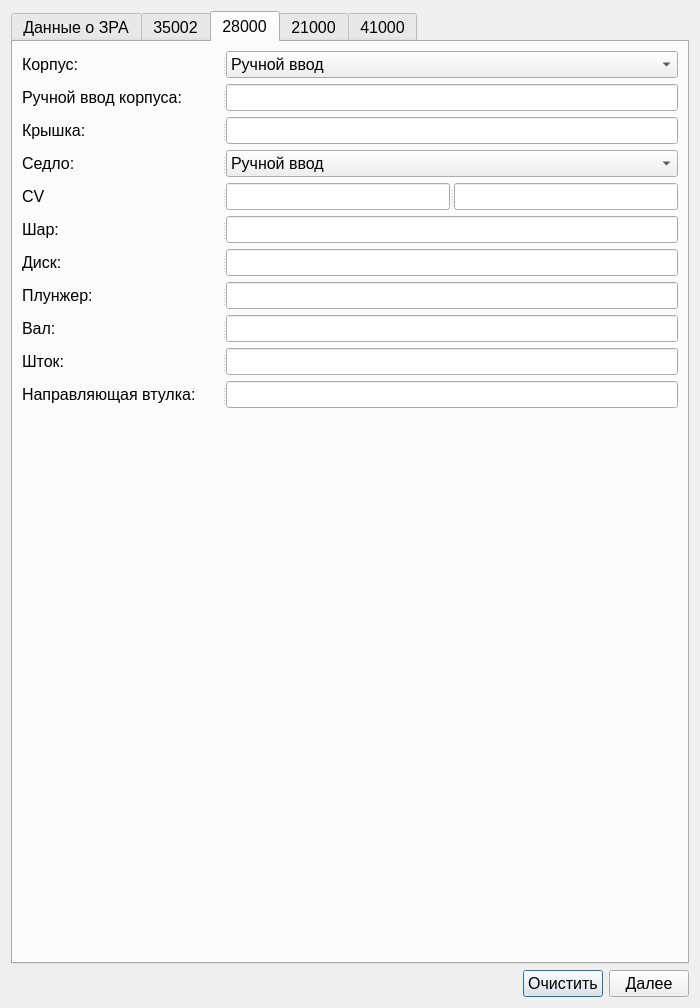
The window that ValveWindow.ui (Rekvim/MpiSki) describes before a commit, drawn with Qt 5.
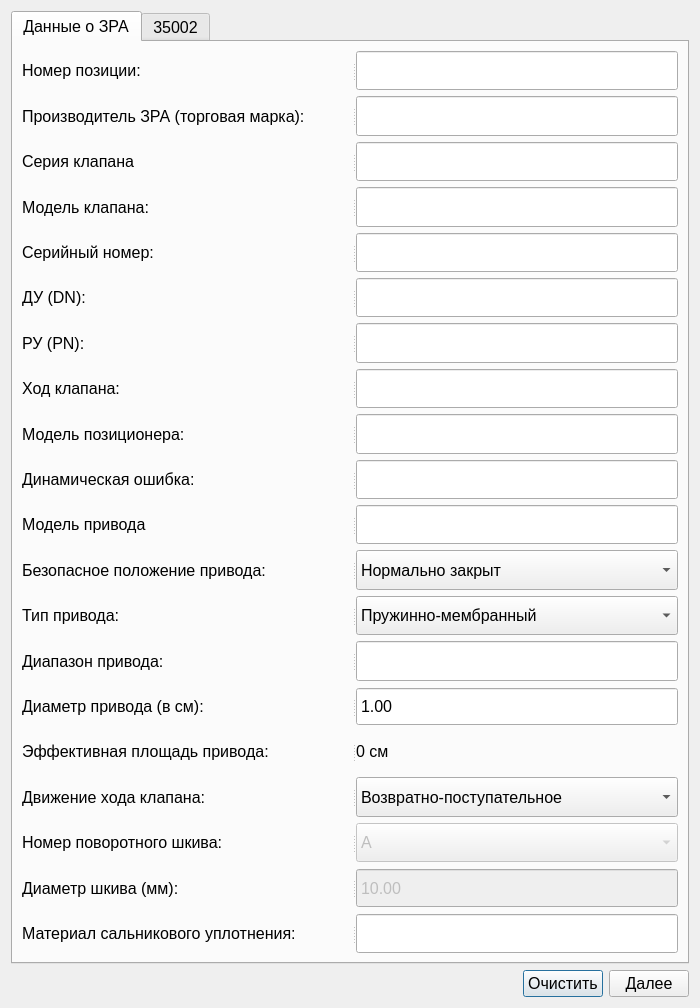
The same window after the commit. The open tabs and pages were chosen to show the change.

```diff
--- a/ValveWindow.ui
+++ b/ValveWindow.ui
@@ -68,49 +68,10 @@
            <string>Номер позиции:</string>
           </property>
          </widget>
-         <widget class="QComboBox" name="comboBox_position">
-          <property name="sizePolicy">
-           <sizepolicy hsizetype="Preferred" vsizetype="Preferred">
-            <horstretch>0</horstretch>
-            <verstretch>0</verstretch>
-           </sizepolicy>
-          </property>
-          <property name="minimumSize">
-           <size>
-            <width>0</width>
-            <height>0</height>
-           </size>
-          </property>
-          <item>
-           <property name="text">
-            <string>Ручной ввод</string>
-           </property>
-          </item>
-         </widget>
-        </widget>
-       </item>
-       <item>
         <widget class="QSplitter" name="splitter_31">
          <property name="orientation">
           <enum>Qt::Orientation::Horizontal</enum>
          </property>
-         <widget class="QLabel" name="label_22">
-          <property name="minimumSize">
-           <size>
-            <width>330</width>
-            <height>0</height>
-           </size>
-          </property>
-          <property name="maximumSize">
-           <size>
-            <width>330</width>
-            <height>16777215</height>
-           </size>
-          </property>
-          <property name="text">
-           <string/>
-          </property>
-         </widget>
          <widget class="QLineEdit" name="lineEdit_position">
           <property name="sizePolicy">
            <sizepolicy hsizetype="Preferred" vsizetype="Preferred">
@@ -126,6 +87,7 @@
           </property>
          </widget>
         </widget>
+        </widget>
        </item>
        <item>
         <widget class="QSplitter" name="splitter_8">
@@ -149,44 +111,10 @@
            <string>Производитель ЗРА (торговая марка):</string>
           </property>
          </widget>
-         <widget class="QComboBox" name="comboBox_manufacturer">
-          <property name="sizePolicy">
-           <sizepolicy hsizetype="Preferred" vsizetype="Preferred">
-            <horstretch>0</horstretch>
-            <verstretch>0</verstretch>
-           </sizepolicy>
-          </property>
-          <property name="minimumSize">
-           <size>
-            <width>0</width>
-            <height>0</height>
-           </size>
-          </property>
-         </widget>
-        </widget>
-       </item>
-       <item>
         <widget class="QSplitter" name="splitter_32">
          <property name="orientation">
           <enum>Qt::Orientation::Horizontal</enum>
          </property>
-         <widget class="QLabel" name="label_20">
-          <property name="minimumSize">
-           <size>
-            <width>330</width>
-            <height>0</height>
-           </size>
-          </property>
-          <property name="maximumSize">
-           <size>
-            <width>330</width>
-            <height>16777215</height>
-           </size>
-          </property>
-          <property name="text">
-           <string/>
-          </property>
-         </widget>
          <widget class="QLineEdit" name="lineEdit_manufacturer">
           <property name="sizePolicy">
            <sizepolicy hsizetype="Preferred" vsizetype="Preferred">
@@ -202,6 +130,7 @@
           </property>
          </widget>
         </widget>
+        </widget>
        </item>
        <item>
         <widget class="QSplitter" name="splitter_12">
@@ -231,44 +160,10 @@
            <string>Серия клапана</string>
           </property>
          </widget>
-         <widget class="QComboBox" name="comboBox_valve_serie">
-          <property name="sizePolicy">
-           <sizepolicy hsizetype="Preferred" vsizetype="Preferred">
-            <horstretch>0</horstretch>
-            <verstretch>0</verstretch>
-           </sizepolicy>
-          </property>
-          <property name="minimumSize">
-           <size>
-            <width>0</width>
-            <height>0</height>
-           </size>
-          </property>
-         </widget>
-        </widget>
-       </item>
-       <item>
         <widget class="QSplitter" name="splitter_33">
          <property name="orientation">
           <enum>Qt::Orientation::Horizontal</enum>
          </property>
-         <widget class="QLabel" name="label_6">
-          <property name="minimumSize">
-           <size>
-            <width>330</width>
-            <height>0</height>
-           </size>
-          </property>
-          <property name="maximumSize">
-           <size>
-            <width>330</width>
-            <height>16777215</height>
-           </size>
-          </property>
-          <property name="text">
-           <string/>
-          </property>
-         </widget>
          <widget class="QLineEdit" name="lineEdit_valve_serie">
           <property name="sizePolicy">
            <sizepolicy hsizetype="Preferred" vsizetype="Preferred">
@@ -284,6 +179,7 @@
           </property>
          </widget>
         </widget>
+        </widget>
        </item>
        <item>
         <widget class="QSplitter" name="splitter_13">
@@ -313,44 +209,10 @@
            <string>Модель клапана:</string>
           </property>
          </widget>
-         <widget class="QComboBox" name="comboBox_valve_model">
-          <property name="sizePolicy">
-           <sizepolicy hsizetype="Preferred" vsizetype="Preferred">
-            <horstretch>0</horstretch>
-            <verstretch>0</verstretch>
-           </sizepolicy>
-          </property>
-          <property name="minimumSize">
-           <size>
-            <width>0</width>
-            <height>0</height>
-           </size>
-          </property>
-         </widget>
-        </widget>
-       </item>
-       <item>
         <widget class="QSplitter" name="splitter_34">
          <property name="orientation">
           <enum>Qt::Orientation::Horizontal</enum>
          </property>
-         <widget class="QLabel" name="label_10">
-          <property name="minimumSize">
-           <size>
-            <width>330</width>
-            <height>0</height>
-           </size>
-          </property>
-          <property name="maximumSize">
-           <size>
-            <width>330</width>
-            <height>16777215</height>
-           </size>
-          </property>
-          <property name="text">
-           <string/>
-          </property>
-         </widget>
          <widget class="QLineEdit" name="lineEdit_model">
           <property name="sizePolicy">
            <sizepolicy hsizetype="Preferred" vsizetype="Preferred">
@@ -366,6 +228,7 @@
           </property>
          </widget>
         </widget>
+        </widget>
        </item>
        <item>
         <widget class="QSplitter" name="splitter_14">
@@ -439,49 +302,10 @@
            <string>ДУ (DN):</string>
           </property>
          </widget>
-         <widget class="QComboBox" name="comboBox_DN">
-          <property name="sizePolicy">
-           <sizepolicy hsizetype="Preferred" vsizetype="Preferred">
-            <horstretch>0</horstretch>
-            <verstretch>0</verstretch>
-           </sizepolicy>
-          </property>
-          <property name="minimumSize">
-           <size>
-            <width>0</width>
-            <height>0</height>
-           </size>
-          </property>
-          <item>
-           <property name="text">
-            <string>Ручной ввод</string>
-           </property>
-          </item>
-         </widget>
-        </widget>
-       </item>
-       <item>
         <widget class="QSplitter" name="splitter_35">
          <property name="orientation">
           <enum>Qt::Orientation::Horizontal</enum>
          </property>
-         <widget class="QLabel" name="label_2">
-          <property name="minimumSize">
-           <size>
-            <width>330</width>
-            <height>0</height>
-           </size>
-          </property>
-          <property name="maximumSize">
-           <size>
-            <width>330</width>
-            <height>16777215</height>
-           </size>
-          </property>
-          <property name="text">
-           <string/>
-          </property>
-         </widget>
          <widget class="QLineEdit" name="lineEdit_DN">
           <property name="sizePolicy">
            <sizepolicy hsizetype="Preferred" vsizetype="Preferred">
@@ -497,6 +321,7 @@
           </property>
          </widget>
         </widget>
+        </widget>
        </item>
        <item>
         <widget class="QSplitter" name="splitter_16">
@@ -702,44 +527,10 @@
            <string>Модель привода</string>
           </property>
          </widget>
-         <widget class="QComboBox" name="comboBox_drive_model">
-          <property name="sizePolicy">
-           <sizepolicy hsizetype="Preferred" vsizetype="Preferred">
-            <horstretch>0</horstretch>
-            <verstretch>0</verstretch>
-           </sizepolicy>
-          </property>
-          <property name="minimumSize">
-           <size>
-            <width>0</width>
-            <height>0</height>
-           </size>
-          </property>
-         </widget>
-        </widget>
-       </item>
-       <item>
         <widget class="QSplitter" name="splitter_30">
          <property name="orientation">
           <enum>Qt::Orientation::Horizontal</enum>
          </property>
-         <widget class="QLabel" name="label">
-          <property name="minimumSize">
-           <size>
-            <width>330</width>
-            <height>0</height>
-           </size>
-          </property>
-          <property name="maximumSize">
-           <size>
-            <width>330</width>
-            <height>16777215</height>
-           </size>
-          </property>
-          <property name="text">
-           <string/>
-          </property>
-         </widget>
          <widget class="QLineEdit" name="lineEdit_model_drive">
           <property name="sizePolicy">
            <sizepolicy hsizetype="Preferred" vsizetype="Preferred">
@@ -755,6 +546,7 @@
           </property>
          </widget>
         </widget>
+        </widget>
        </item>
        <item>
         <widget class="QSplitter" name="splitter_21">
@@ -1610,318 +1402,6 @@
        </item>
       </layout>
      </widget>
-     <widget class="QWidget" name="tab_2">
-      <attribute name="title">
-       <string>28000</string>
-      </attribute>
-      <layout class="QVBoxLayout" name="verticalLayout_6">
-       <item>
-        <widget class="QSplitter" name="splitter_6">
-         <property name="orientation">
-          <enum>Qt::Orientation::Horizontal</enum>
-         </property>
-         <widget class="QLabel" name="label_material_cv_5">
-          <property name="minimumSize">
-           <size>
-            <width>180</width>
-            <height>0</height>
-           </size>
-          </property>
-          <property name="maximumSize">
-           <size>
-            <width>200</width>
-            <height>16777215</height>
-           </size>
-          </property>
-          <property name="text">
-           <string>Корпус:</string>
-          </property>
-         </widget>
-         <widget class="QComboBox" name="comboBox_material_body_4">
-          <item>
-           <property name="text">
-            <string>Ручной ввод</string>
-           </property>
-          </item>
-         </widget>
-        </widget>
-       </item>
-       <item>
-        <widget class="QSplitter" name="material_corpus_3">
-         <property name="orientation">
-          <enum>Qt::Orientation::Horizontal</enum>
-         </property>
-         <widget class="QLabel" name="label_material_corpus_4">
-          <property name="minimumSize">
-           <size>
-            <width>180</width>
-            <height>0</height>
-           </size>
-          </property>
-          <property name="maximumSize">
-           <size>
-            <width>200</width>
-            <height>16777215</height>
-           </size>
-          </property>
-          <property name="text">
-           <string>Ручной ввод корпуса:</string>
-          </property>
-         </widget>
-         <widget class="QLineEdit" name="lineEdit_material_corpus_4"/>
-        </widget>
-       </item>
-       <item>
-        <widget class="QSplitter" name="material_cap_3">
-         <property name="orientation">
-          <enum>Qt::Orientation::Horizontal</enum>
-         </property>
-         <widget class="QLabel" name="label_material_cap_4">
-          <property name="minimumSize">
-           <size>
-            <width>180</width>
-            <height>0</height>
-           </size>
-          </property>
-          <property name="maximumSize">
-           <size>
-            <width>200</width>
-            <height>16777215</height>
-           </size>
-          </property>
-          <property name="text">
-           <string>Крышка:</string>
-          </property>
-         </widget>
-         <widget class="QLineEdit" name="lineEdit_material_cap_4"/>
-        </widget>
-       </item>
-       <item>
-        <widget class="QSplitter" name="splitter_5">
-         <property name="orientation">
-          <enum>Qt::Orientation::Horizontal</enum>
-         </property>
-         <widget class="QLabel" name="label_material_saddle_2">
-          <property name="minimumSize">
-           <size>
-            <width>180</width>
-            <height>0</height>
-           </size>
-          </property>
-          <property name="maximumSize">
-           <size>
-            <width>200</width>
-            <height>16777215</height>
-           </size>
-          </property>
-          <property name="text">
-           <string>Седло:</string>
-          </property>
-         </widget>
-         <widget class="QComboBox" name="comboBox_CV_2">
-          <item>
-           <property name="text">
-            <string>Ручной ввод</string>
-           </property>
-          </item>
-         </widget>
-        </widget>
-       </item>
-       <item>
-        <widget class="QSplitter" name="material_saddle_cv_kv_3">
-         <property name="orientation">
-          <enum>Qt::Orientation::Horizontal</enum>
-         </property>
-         <widget class="QLabel" name="label_material_cv_kv_4">
-          <property name="minimumSize">
-           <size>
-            <width>180</width>
-            <height>0</height>
-           </size>
-          </property>
-          <property name="maximumSize">
-           <size>
-            <width>200</width>
-            <height>16777215</height>
-           </size>
-          </property>
-          <property name="text">
-           <string>CV</string>
-          </property>
-         </widget>
-         <widget class="QLineEdit" name="lineEdit_material_cv_4"/>
-         <widget class="QLineEdit" name="lineEdit_material_kv_4"/>
-        </widget>
-       </item>
-       <item>
-        <widget class="QSplitter" name="material_ball_3">
-         <property name="orientation">
-          <enum>Qt::Orientation::Horizontal</enum>
-         </property>
-         <widget class="QLabel" name="label_material_ball_4">
-          <property name="minimumSize">
-           <size>
-            <width>180</width>
-            <height>0</height>
-           </size>
-          </property>
-          <property name="maximumSize">
-           <size>
-            <width>200</width>
-            <height>16777215</height>
-           </size>
-          </property>
-          <property name="text">
-           <string>Шар:</string>
-          </property>
-         </widget>
-         <widget class="QLineEdit" name="lineEdit_material_ball_4"/>
-        </widget>
-       </item>
-       <item>
-        <widget class="QSplitter" name="material_disk_3">
-         <property name="orientation">
-          <enum>Qt::Orientation::Horizontal</enum>
-         </property>
-         <widget class="QLabel" name="label_material_disk_4">
-          <property name="minimumSize">
-           <size>
-            <width>180</width>
-            <height>0</height>
-           </size>
-          </property>
-          <property name="maximumSize">
-           <size>
-            <width>200</width>
-            <height>16777215</height>
-           </size>
-          </property>
-          <property name="text">
-           <string>Диск:</string>
-          </property>
-         </widget>
-         <widget class="QLineEdit" name="lineEdit_material_disk_4"/>
-        </widget>
-       </item>
-       <item>
-        <widget class="QSplitter" name="material_plunger_3">
-         <property name="orientation">
-          <enum>Qt::Orientation::Horizontal</enum>
-         </property>
-         <widget class="QLabel" name="label_material_plunger_4">
-          <property name="minimumSize">
-           <size>
-            <width>180</width>
-            <height>0</height>
-           </size>
-          </property>
-          <property name="maximumSize">
-           <size>
-            <width>200</width>
-            <height>16777215</height>
-           </size>
-          </property>
-          <property name="text">
-           <string>Плунжер:</string>
-          </property>
-         </widget>
-         <widget class="QLineEdit" name="lineEdit_material_plunger_4"/>
-        </widget>
-       </item>
-       <item>
-        <widget class="QSplitter" name="material_shaft_3">
-         <property name="orientation">
-          <enum>Qt::Orientation::Horizontal</enum>
-         </property>
-         <widget class="QLabel" name="label_material_shaft_4">
-          <property name="minimumSize">
-           <size>
-            <width>180</width>
-            <height>0</height>
-           </size>
-          </property>
-          <property name="maximumSize">
-           <size>
-            <width>200</width>
-            <height>16777215</height>
-           </size>
-          </property>
-          <property name="text">
-           <string>Вал:</string>
-          </property>
-         </widget>
-         <widget class="QLineEdit" name="lineEdit_material_shaft_4"/>
-        </widget>
-       </item>
-       <item>
-        <widget class="QSplitter" name="material_stock_3">
-         <property name="orientation">
-          <enum>Qt::Orientation::Horizontal</enum>
-         </property>
-         <widget class="QLabel" name="label_material_stock_4">
-          <property name="minimumSize">
-           <size>
-            <width>180</width>
-            <height>0</height>
-           </size>
-          </property>
-          <property name="maximumSize">
-           <size>
-            <width>200</width>
-            <height>16777215</height>
-           </size>
-          </property>
-          <property name="text">
-           <string>Шток:</string>
-          </property>
-         </widget>
-         <widget class="QLineEdit" name="lineEdit_material_stock_4"/>
-        </widget>
-       </item>
-       <item>
-        <widget class="QSplitter" name="splitter_11">
-         <property name="orientation">
-          <enum>Qt::Orientation::Horizontal</enum>
-         </property>
-         <widget class="QLabel" name="label_material_guide_sleeve_4">
-          <property name="maximumSize">
-           <size>
-            <width>200</width>
-            <height>16777215</height>
-           </size>
-          </property>
-          <property name="text">
-           <string>Направляющая втулка:</string>
-          </property>
-         </widget>
-         <widget class="QLineEdit" name="lineEdit_material_guide_sleeve_4"/>
-        </widget>
-       </item>
-       <item>
-        <spacer name="verticalSpacer_4">
-         <property name="orientation">
-          <enum>Qt::Orientation::Vertical</enum>
-         </property>
-         <property name="sizeHint" stdset="0">
-          <size>
-           <width>20</width>
-           <height>351</height>
-          </size>
-         </property>
-        </spacer>
-       </item>
-      </layout>
-     </widget>
-     <widget class="QWidget" name="tab_5">
-      <attribute name="title">
-       <string>21000</string>
-      </attribute>
-     </widget>
-     <widget class="QWidget" name="tab_6">
-      <attribute name="title">
-       <string>41000</string>
-      </attribute>
-     </widget>
     </widget>
    </item>
    <item>
```
Left out of the diff: 1 changed line with no effect on the pictures. Lines whose indentation alone changed are shown as unchanged.
